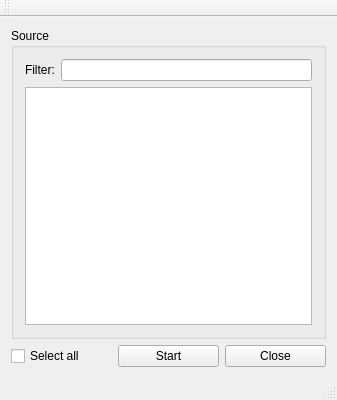
The window that datatrans.ui (alktly/DataTransfer) describes before a commit, drawn with Qt 5.
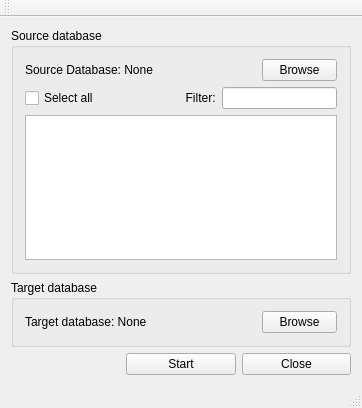
The same window after the commit.

Commit message: Adding browse buttons

What changed in the file:
```diff
--- a/datatrans.ui
+++ b/datatrans.ui
@@ -6,8 +6,8 @@
    <rect>
     <x>0</x>
     <y>0</y>
-    <width>337</width>
-    <height>400</height>
+    <width>362</width>
+    <height>408</height>
    </rect>
   </property>
   <property name="windowTitle">
@@ -18,46 +18,95 @@
   </property>
   <widget class="QWidget" name="centralWidget">
    <layout class="QGridLayout" name="gridLayout">
-    <item row="3" column="1">
+    <item row="2" column="1" colspan="3">
+     <widget class="QGroupBox" name="sourceGroupBox">
+      <property name="title">
+       <string>Source database</string>
+      </property>
+      <layout class="QGridLayout" name="gridLayout_2">
+       <item row="2" column="0" colspan="4">
+        <widget class="QListWidget" name="listWidget"/>
+       </item>
+       <item row="1" column="2" colspan="2">
+        <widget class="QLineEdit" name="filterLineEdit"/>
+       </item>
+       <item row="0" column="3">
+        <widget class="QPushButton" name="browseSourcePushButton">
+         <property name="maximumSize">
+          <size>
+           <width>75</width>
+           <height>16777215</height>
+          </size>
+         </property>
+         <property name="text">
+          <string>Browse</string>
+         </property>
+        </widget>
+       </item>
+       <item row="1" column="0">
      <widget class="QCheckBox" name="selectAllCheckBox">
       <property name="text">
        <string>Select all</string>
       </property>
      </widget>
     </item>
-    <item row="3" column="2">
+       <item row="0" column="0">
+        <widget class="QLabel" name="label">
+         <property name="text">
+          <string>Source Database: None</string>
+         </property>
+        </widget>
+       </item>
+       <item row="1" column="1">
+        <widget class="QLabel" name="filterLabel">
+         <property name="text">
+          <string>        Filter:</string>
+         </property>
+        </widget>
+       </item>
+      </layout>
+     </widget>
+    </item>
+    <item row="8" column="2">
      <widget class="QPushButton" name="startPushButton">
       <property name="text">
        <string>Start</string>
       </property>
      </widget>
     </item>
-    <item row="3" column="3">
+    <item row="8" column="3">
      <widget class="QPushButton" name="closePushButton">
       <property name="text">
        <string>Close</string>
       </property>
      </widget>
     </item>
-    <item row="2" column="1" colspan="3">
-     <widget class="QGroupBox" name="sourceGroupBox">
+    <item row="4" column="1" rowspan="4" colspan="3">
+     <widget class="QGroupBox" name="groupBox">
       <property name="title">
-       <string>Source</string>
+       <string>Target database</string>
       </property>
-      <layout class="QGridLayout" name="gridLayout_2">
+      <layout class="QGridLayout" name="gridLayout_3">
+       <item row="0" column="0">
+        <widget class="QLabel" name="label_2">
+         <property name="text">
+          <string>Target database: None</string>
+         </property>
+        </widget>
+       </item>
        <item row="0" column="1">
-        <widget class="QLineEdit" name="filterLineEdit"/>
-       </item>
-       <item row="0" column="0">
-        <widget class="QLabel" name="filterLabel">
+        <widget class="QPushButton" name="browseTargetPushButton">
+         <property name="maximumSize">
+          <size>
+           <width>75</width>
+           <height>16777215</height>
+          </size>
+         </property>
          <property name="text">
-          <string>Filter:</string>
+          <string>Browse</string>
          </property>
         </widget>
        </item>
-       <item row="1" column="0" colspan="2">
-        <widget class="QTableView" name="tableNamesTableView"/>
-       </item>
       </layout>
      </widget>
     </item>
```
Left out of the diff: 2 changed lines with no effect on the pictures. Lines whose indentation alone changed are shown as unchanged. The commit also changes 3 other files.
